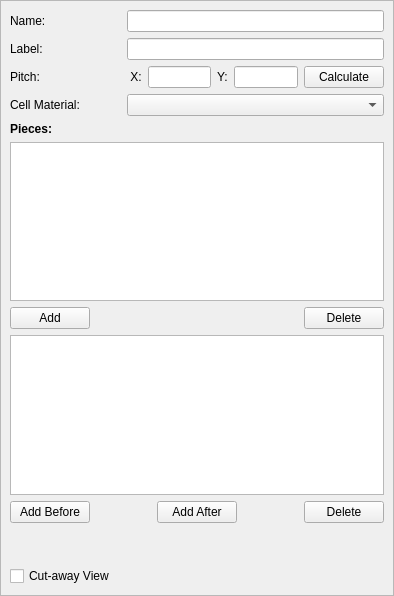
Before: the Qt Designer form Application/cmbNucPinCellEditor.ui in Sprunth/RGG, drawn with Qt 5.
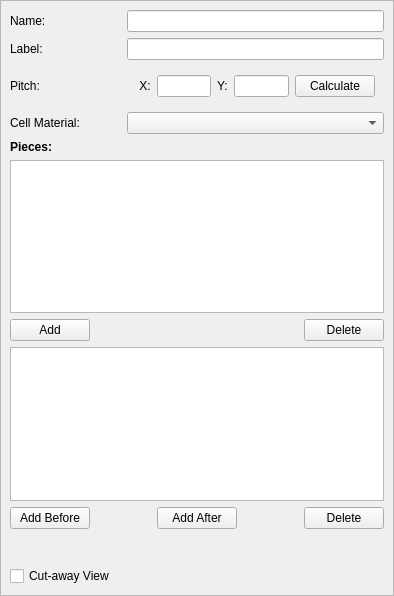
After: the same form once the commit is applied.

```diff
--- a/Application/cmbNucPinCellEditor.ui
+++ b/Application/cmbNucPinCellEditor.ui
@@ -32,37 +32,6 @@
        </rect>
       </property>
       <layout class="QGridLayout" name="gridLayout_2">
-       <item row="4" column="2">
-        <layout class="QHBoxLayout" name="horizontalLayout_3">
-         <item>
-          <widget class="QLabel" name="label_7">
-           <property name="text">
-            <string> X:</string>
-           </property>
-          </widget>
-         </item>
-         <item>
-          <widget class="QLineEdit" name="pitchX"/>
-         </item>
-         <item>
-          <widget class="QLabel" name="label_8">
-           <property name="text">
-            <string>Y:</string>
-           </property>
-          </widget>
-         </item>
-         <item>
-          <widget class="QLineEdit" name="pitchY"/>
-         </item>
-         <item>
-          <widget class="QPushButton" name="CalculatePitch">
-           <property name="text">
-            <string>Calculate</string>
-           </property>
-          </widget>
-         </item>
-        </layout>
-       </item>
        <item row="9" column="0" colspan="3">
         <widget class="QTableWidget" name="layersTable">
          <property name="sizePolicy">
@@ -289,6 +258,39 @@
        <item row="5" column="2">
         <widget class="QComboBox" name="CellMaterial"/>
        </item>
+       <item row="4" column="2">
+        <widget class="QWidget" name="pitchInputBox" native="true">
+         <layout class="QHBoxLayout" name="horizontalLayout_3">
+          <item>
+           <widget class="QLabel" name="label_7">
+            <property name="text">
+             <string> X:</string>
+            </property>
+           </widget>
+          </item>
+          <item>
+           <widget class="QLineEdit" name="pitchX"/>
+          </item>
+          <item>
+           <widget class="QLabel" name="label_8">
+            <property name="text">
+             <string>Y:</string>
+            </property>
+           </widget>
+          </item>
+          <item>
+           <widget class="QLineEdit" name="pitchY"/>
+          </item>
+          <item>
+           <widget class="QPushButton" name="CalculatePitch">
+            <property name="text">
+             <string>Calculate</string>
+            </property>
+           </widget>
+          </item>
+         </layout>
+        </widget>
+       </item>
       </layout>
      </widget>
     </widget>
```
